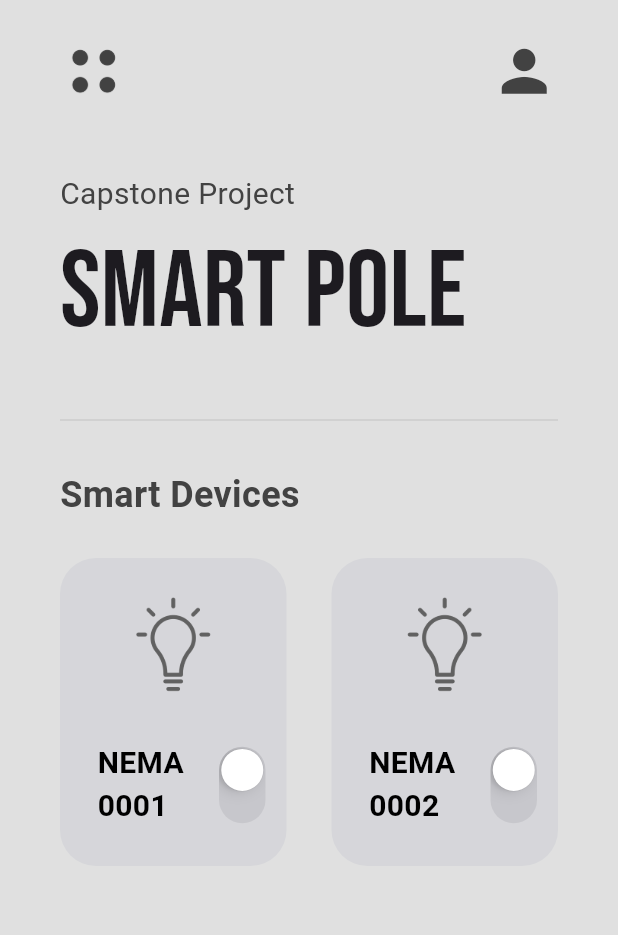
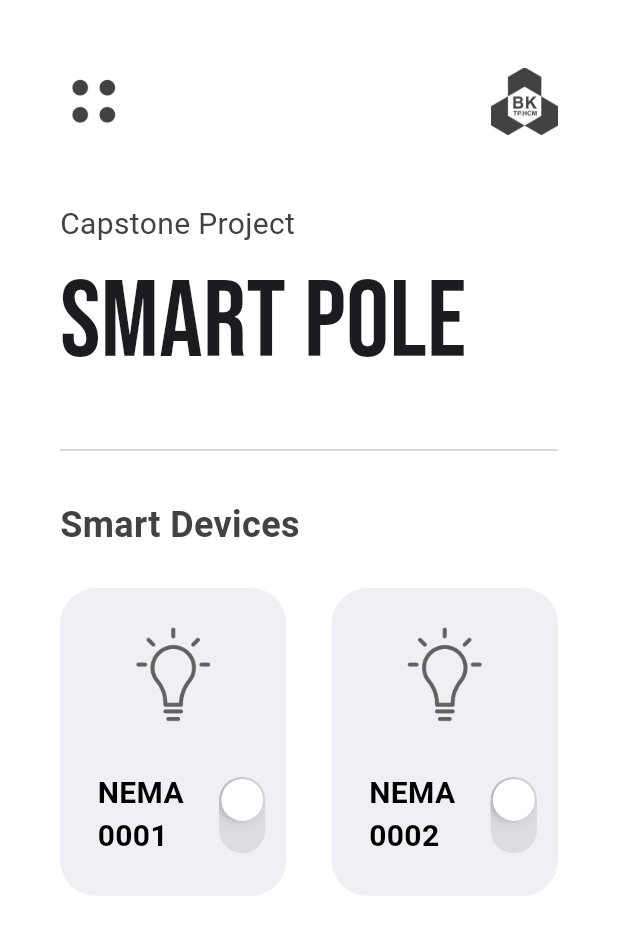
Before and after one commit to HyHyZhaLee/Thesis_SmartPole, a Flutter app: the screen it shows after launch, on a phone screen of 412 x 824 dp. Shown: the top 935 px of the screen. Run offline on Flutter 3.47's test engine with Material 3 defaults, Android fonts, the light colour scheme and no system bars; our stand-ins replace connectivity_plus, google_fonts; missing offline and left inert: mqtt_client.

Commit message:
Update app UI with light switch

```diff
--- a/FlutterApp/lib/pages/home_page.dart
+++ b/FlutterApp/lib/pages/home_page.dart
@@ -31,11 +31,12 @@
   @override
   Widget build(BuildContext context) {
     return Scaffold(
-      backgroundColor: Colors.grey[300],
+      backgroundColor: Colors.white,
       body: SingleChildScrollView(
         child: Column(
           crossAxisAlignment: CrossAxisAlignment.start,
           children: [
+            SizedBox(height: 20),
             // app bar
             Padding(
               padding: EdgeInsets.symmetric(
@@ -53,11 +54,11 @@
                   ),
 
                   // account icon
-                  Icon(
-                    Icons.person,
-                    size: 45,
+                  Image.asset(
+                    'lib/icons/Logo-DH-Bach-Khoa-HCMUT.png',
+                    height: 45,
                     color: Colors.grey[800],
-                  )
+                  ),
                 ],
               ),
             ),
```
Also changed, not shown: FlutterApp/lib/icons/Logo-DH-Bach-Khoa-HCMUT.png (added).
